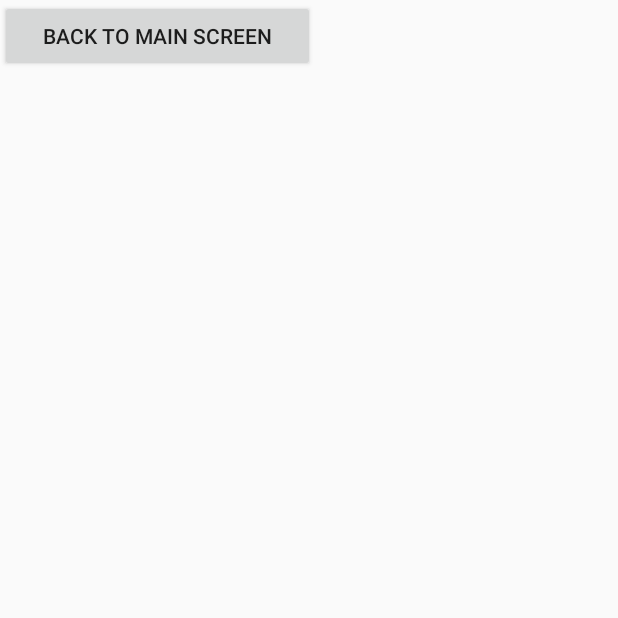
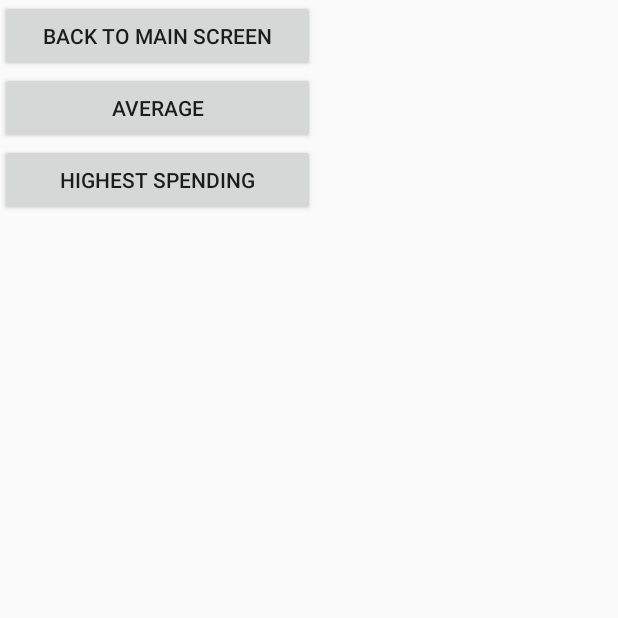
Before and after one commit to NomthieVithie/BudgetApp, an Android app built with Jetpack Compose: the Display screen opened directly, with no data from a screen before it, on a phone screen of 412 x 824 dp, the top half of it. Run offline under Robolectric (Android 15) with nearby library versions, the phone set to English and light mode, and no system bars; Roboto replaces fonts that are not available here.

```diff
--- a/app/src/main/java/com/example/preparationapp/Display.kt
+++ b/app/src/main/java/com/example/preparationapp/Display.kt
@@ -6,6 +6,7 @@ import androidx.activity.ComponentActivity
 import androidx.recyclerview.widget.LinearLayoutManager
 import androidx.recyclerview.widget.RecyclerView
 import android.content.Intent
+import android.util.Log
 
 class Display: ComponentActivity() {
 
@@ -21,6 +22,8 @@ class Display: ComponentActivity() {
         val backButton = findViewById<Button>(R.id.btnBack)
         backButton.setOnClickListener {
             startActivity(Intent(this, MainActivity::class.java))
+
+
         }
     }
 }
--- a/app/src/main/res/layout/displayrecyclerview.xml
+++ b/app/src/main/res/layout/displayrecyclerview.xml
@@ -16,5 +16,17 @@
         android:layout_height="wrap_content"
         android:text="Back to Main Screen" />
 
+    <Button
+        android:id="@+id/btnAverage"
+        android:layout_width="210dp"
+        android:layout_height="wrap_content"
+        android:text="average" />
+
+    <Button
+        android:id="@+id/btnHighestSpending"
+        android:layout_width="210dp"
+        android:layout_height="wrap_content"
+        android:text="Highest spending"/>
+
 
 </LinearLayout>
--- /dev/null
+++ b/app/src/main/res/values/Splash.xml
@@ -0,0 +1,2 @@
+<?xml version="1.0" encoding="utf-8"?>
+<resources></resources>
```
Also changed, not shown: app/src/main/AndroidManifest.xml (+9 -0 lines), app/src/main/java/com/example/preparationapp/MainActivity.kt (+25 -19 lines), app/src/main/java/com/example/preparationapp/SplashActivity.kt (added, +43 -0 lines).
